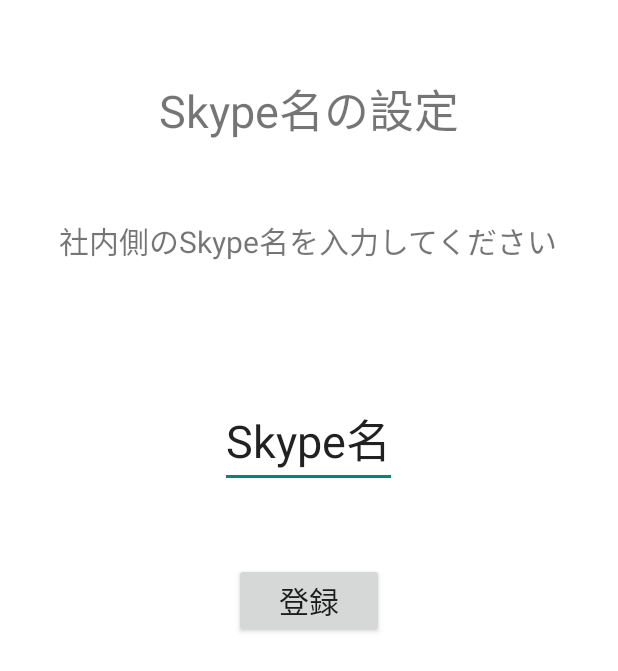
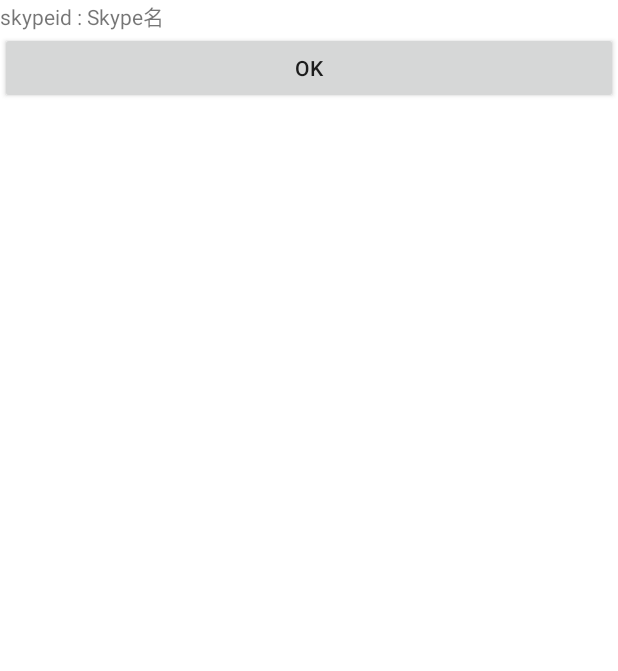
Before and after one commit to anima41/PingPhone, an Android app: the SkypeSetting screen opened directly, with no data from a screen before it, after a tap on "登録", on a phone screen of 412 x 824 dp. Shown: the top 671 px of the screen. Run offline under Robolectric (Android 15) with nearby library versions, the phone set to English and light mode, and no system bars.

Commit message:
db update

```diff
--- a/app/src/main/AndroidManifest.xml
+++ b/app/src/main/AndroidManifest.xml
@@ -32,6 +32,10 @@
             android:name=".History"
             android:label="@string/title_activity_history" >
         </activity>
+        <activity
+            android:name=".Debug"
+            android:label="@string/title_activity_debug" >
+        </activity>
     </application>
 
 </manifest>
--- /dev/null
+++ b/app/src/main/java/com/redandborder/pingphone/Debug.java
@@ -0,0 +1,66 @@
+package com.redandborder.pingphone;
+
+import android.content.Intent;
+import android.database.Cursor;
+import android.database.sqlite.SQLiteDatabase;
+import android.support.v7.app.ActionBarActivity;
+import android.os.Bundle;
+import android.util.Log;
+import android.view.Menu;
+import android.view.MenuItem;
+import android.view.View;
+import android.widget.Button;
+import android.widget.LinearLayout;
+import android.widget.TextView;
+
+
+public class Debug extends ActionBarActivity {
+
+    @Override
+    protected void onCreate(Bundle savedInstanceState) {
+        super.onCreate(savedInstanceState);
+
+        LinearLayout layout = new LinearLayout(this);
+        layout.setOrientation(LinearLayout.VERTICAL);
+        setContentView(layout);
+
+        MyOpenHelper helper = new MyOpenHelper(this);
+        final SQLiteDatabase db = helper.getWritableDatabase();
+
+        try {
+
+            Cursor c = db.query(helper.TABLE_NAME_SETTINGS, new String[]{"name", "value"}, null,
+                    null, null, null, null);
+
+            boolean mov = c.moveToFirst();
+            while (mov) {
+                TextView textView = new TextView(this);
+                textView.setText(String.format("%s : %s", c.getString(0), c.getString(1)));
+                mov = c.moveToNext();
+                layout.addView(textView);
+            }
+
+            c.close();
+            db.close();
+        }catch (Exception e){
+            Log.e(this.getClass().getName(), e.getMessage());
+        }
+
+        final Button button = new Button(this);
+        button.setText("OK");
+        layout.addView(button);
+
+        button.setOnClickListener(new View.OnClickListener() {
+            public void onClick(View v) {
+                if (v == button) {
+                    Intent intent = new Intent(Debug.this, SkypeSetting.class);
+                    startActivityForResult(intent, 0);
+                }
+            }
+        });
+
+
+
+    }
+
+}
--- a/app/src/main/java/com/redandborder/pingphone/MyOpenHelper.java
+++ b/app/src/main/java/com/redandborder/pingphone/MyOpenHelper.java
@@ -3,22 +3,32 @@ package com.redandborder.pingphone;
 import android.content.Context;
 import android.database.sqlite.SQLiteDatabase;
 import android.database.sqlite.SQLiteOpenHelper;
+import android.util.Log;
 import android.view.View;
 
 public class MyOpenHelper extends SQLiteOpenHelper {
+    public static final String TABLE_NAME_SETTINGS ="settings";
+    private static final String DROP_TABLE = "drop table " + TABLE_NAME_SETTINGS + ";";
 
     public MyOpenHelper(Context context) {
-        super(context, "item", null, 1);
+        super(context, "item", null, 2);
       }
 
     @Override
     public void onCreate(SQLiteDatabase db) {
-        db.execSQL("create table setting(" + " name text not null, " + " value text not null, " + ");");
+        db.execSQL("create table "+ TABLE_NAME_SETTINGS +"(" + " name text not null, " + " value text not null " + ");");
 
     }
 
     @Override
     public void onUpgrade(SQLiteDatabase db, int oldVersion, int newVersion) {
+        try {
+            db.execSQL(DROP_TABLE);
+        }catch (Exception e){
+            Log.e(this.getClass().getName(), e.getMessage());
+        }
+
+        onCreate(db);
 
     }
 
--- a/app/src/main/java/com/redandborder/pingphone/SkypeSetting.java
+++ b/app/src/main/java/com/redandborder/pingphone/SkypeSetting.java
@@ -20,7 +20,7 @@ import android.widget.Toast;
 
 public class SkypeSetting extends ActionBarActivity {
 
-    private static final String TAG = "SkypeSetting";
+    //private static final String TAG = "SkypeSetting";
     private Context mContext;
     private EditText etRecepient;
     private Button btnSet;
@@ -56,16 +56,15 @@ public class SkypeSetting extends ActionBarActivity {
                 String skypeID = sb.toString();
 
                 //sql ni set
-                String sql = "UPDATE skype SET skype = ('"+ skypeID +"') ;";
+
+                String sql = "INSERT OR REPLACE INTO settings (name,value) VALUES ('skypeid','" + skypeID + "');";
                 db.execSQL(sql);
+                db.close();
 
                 //debug
-                Toast toast = Toast.makeText(SkypeSetting.this, sql, Toast.LENGTH_LONG);
-                toast.show();
+                Intent intentDebug = new Intent(SkypeSetting.this, Debug.class);
+                startActivityForResult(intentDebug, 0);
 
-
-                //edittext wo shutoku site call
-                //btnSet(etRecepient.getText().toString(), mContext);
             }
         });
     }
--- a/app/src/main/res/values/strings.xml
+++ b/app/src/main/res/values/strings.xml
@@ -34,5 +34,6 @@
 
     <string name="warning_equals">違うパスワードを設定してください</string>
     <string name="pass_change">変更しました</string>
+    <string name="title_activity_debug">Debug</string>
 
 </resources>
```
Also changed, not shown: app/src/main/java/com/redandborder/pingphone/Standby.java (+7 -10 lines), app/src/main/res/layout/activity_debug.xml (added, +16 -0 lines), app/src/main/res/menu/menu_debug.xml (added, +9 -0 lines).
